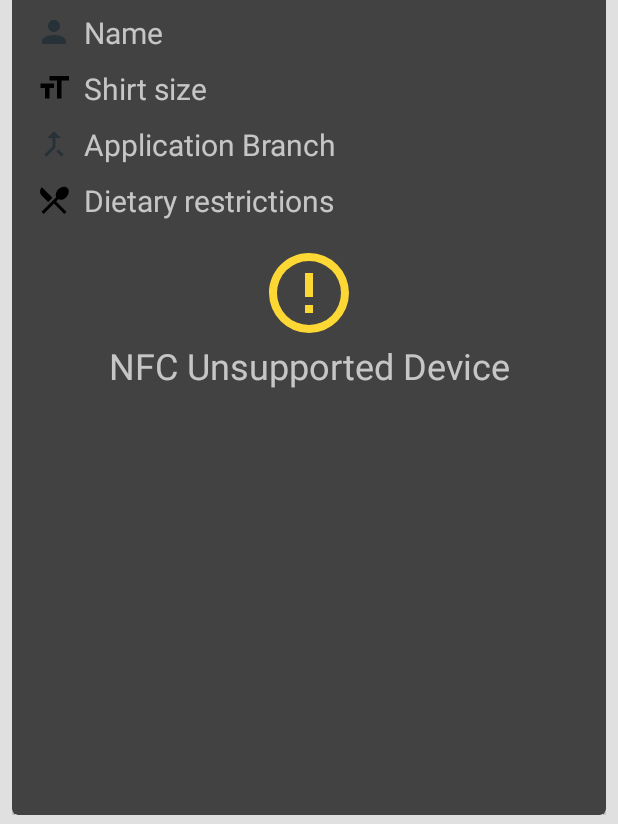
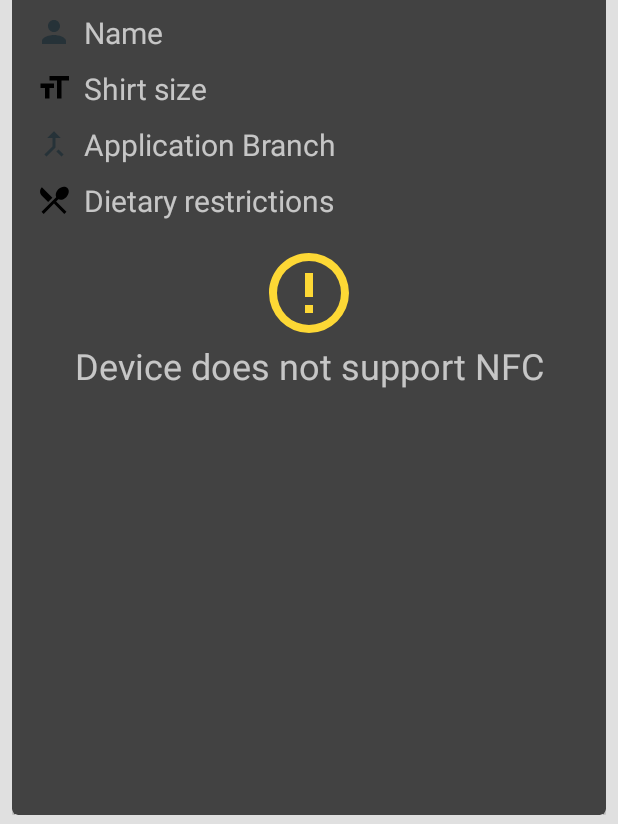
Before and after one commit to HackGT/Checkin-Android, an Android app: the fragment TapFragment placed in its activity, on a phone screen of 412 x 824 dp, the part 412-1236 px from its top. Run offline under Robolectric (Android 15) with nearby library versions, the phone set to English and light mode, and no system bars; libraries missing offline, so code that uses them is left out: com.apollographql.apollo, com.mikepenz.google_material_typeface_library, com.mikepenz.iconics, com.mikepenz.materialdrawer; 24 statements that could not run were skipped.

Commit message:
add nfc status to checkin flow view, fix nfc info visability, sentence strings

```diff
--- a/app/src/main/java/gt/hack/nfc/fragment/CheckinFragment.kt
+++ b/app/src/main/java/gt/hack/nfc/fragment/CheckinFragment.kt
@@ -12,6 +12,7 @@ import android.media.ToneGenerator
 import android.os.AsyncTask
 import android.os.Bundle
 import android.preference.PreferenceManager
+import android.provider.Settings
 import android.support.v4.app.ActivityCompat
 import android.support.v4.app.Fragment
 import android.support.v4.app.FragmentManager
@@ -20,7 +21,7 @@ import android.util.Log
 import android.view.LayoutInflater
 import android.view.View
 import android.view.ViewGroup
-import android.widget.Toast
+import android.widget.*
 
 import com.apollographql.apollo.exception.ApolloException
 import com.google.android.gms.common.ConnectionResult
@@ -37,6 +38,7 @@ import gt.hack.nfc.R
 import gt.hack.nfc.UserGetQuery
 import gt.hack.nfc.util.API
 import gt.hack.nfc.util.CameraSourcePreview
+import gt.hack.nfc.util.NFCHandler
 import kotlinx.coroutines.runBlocking
 
 class CheckinFragment : Fragment() {
@@ -44,6 +46,7 @@ class CheckinFragment : Fragment() {
     private var mCameraSource: CameraSource? = null
     private var mPreview: CameraSourcePreview? = null
     private var foundTag: Boolean = false
+    private var nfcHandler = NFCHandler()
 
     override fun onCreate(savedInstanceState: Bundle?) {
         super.onCreate(savedInstanceState)
@@ -65,6 +68,10 @@ class CheckinFragment : Fragment() {
                               savedInstanceState: Bundle?): View? {
         super.onCreateView(inflater, container, savedInstanceState)
         return inflater.inflate(R.layout.fragment_checkin, container, false)
+    }
+
+    override fun onViewCreated(view: View, savedInstanceState: Bundle?) {
+        super.onViewCreated(view, savedInstanceState)
     }
 
     /**
--- a/app/src/main/java/gt/hack/nfc/fragment/TapFragment.kt
+++ b/app/src/main/java/gt/hack/nfc/fragment/TapFragment.kt
@@ -2,9 +2,6 @@ package gt.hack.nfc.fragment
 
 import java.util.*
 
-import android.app.AlertDialog
-import android.content.DialogInterface
-import android.content.DialogInterface.OnClickListener
 import android.content.Intent
 import android.media.AudioManager
 import android.media.ToneGenerator
@@ -13,7 +10,6 @@ import android.nfc.NdefRecord
 import android.nfc.tech.Ndef
 import android.nfc.NfcAdapter
 import android.nfc.Tag
-import android.os.Build
 import android.os.Bundle
 import android.os.Handler
 
@@ -27,18 +23,18 @@ import android.view.ViewGroup
 import android.widget.*
 import gt.hack.nfc.R
 import gt.hack.nfc.util.API
+import gt.hack.nfc.util.NFCHandler
 import gt.hack.nfc.util.Util
 
 import kotlinx.android.synthetic.main.fragment_tap.*
 import kotlinx.coroutines.runBlocking
 import kotlin.collections.ArrayList
 
-class TapFragment : Fragment(), View.OnClickListener {
+class TapFragment : Fragment() {
 
-  val READER_FLAGS = NfcAdapter.FLAG_READER_NFC_A
     val TAG = "CHECKIN/TAP_FRAGMENT"
     var waitingForTag = true
-  var nfcIsLoaded = false
+    private var nfcHandler = NFCHandler()
 
     companion object {
         fun newInstance(): TapFragment {
@@ -54,22 +50,18 @@ class TapFragment : Fragment(), View.OnClickListener {
         super.onResume()
 
         // in case NFC becomes enabled in settings
-    if (view != null) {
-      loadNFC(view!!)
-    }
+        loadNFC()
     }
 
     override fun onViewCreated(view: View, savedInstanceState: Bundle?) {
         super.onViewCreated(view, savedInstanceState)
-    val uuidRegex = Regex("[0-9a-f]{8}-([0-9a-f]{4}-){3}[0-9a-f]{12}")
         Log.i("checkin-tap", "inside onviewcreated")
         val tagSelect: AutoCompleteTextView = checkin_tag
         val prevTag = tagSelect.text
         tagSelect.setText("Updating tags list...")
         tagSelect.isEnabled = false
 
-    val preferences = PreferenceManager.getDefaultSharedPreferences(activity)
-    var error = false
+        val preferences = PreferenceManager.getDefaultSharedPreferences(context)
         var allTags = runBlocking { API.getTags(preferences) } // TODO: this seems to delay showing this screen, so check that out
         val currentCheckinTags = runBlocking { API.getTags(preferences, true) }
 
@@ -96,7 +88,7 @@ class TapFragment : Fragment(), View.OnClickListener {
         tagSelect.setAdapter(autocomplete)
         tagSelect.setOnFocusChangeListener { v, hasFocus ->
             if (!hasFocus) {
-        Util.hideSoftKeyboard(view, context)
+                Util.hideSoftKeyboard(view, context!!)
             } else {
                 tagSelect.showDropDown() // make sure the suggestions show even if no characters have been entered
             }
@@ -109,56 +101,13 @@ class TapFragment : Fragment(), View.OnClickListener {
             }
         }
 
-    loadNFC(view)
-  }
-
-  fun loadNFC(view: View) {
-
-    val nfcAdapter = NfcAdapter.getDefaultAdapter(context)
-
-    val nfcInfo = view.findViewById<TextView>(R.id.nfcInstructions)
-    val nfcProgressBar = view.findViewById<ProgressBar>(R.id.wait_for_badge_tap)
-    val warningIcon = view.findViewById<ImageView>(R.id.nfc_error)
-    val nfcEnableButton = view.findViewById<Button>(R.id.enable_nfc_button)
-
-    if (nfcAdapter == null) {
-
-      nfcInfo.text = getString(R.string.nfc_unsupported_device)
-
-      nfcProgressBar.visibility = View.GONE
-      warningIcon.visibility = View.VISIBLE
-      nfcEnableButton.visibility = View.GONE
-
-    } else if (!nfcAdapter.isEnabled) {
-
-      nfcInfo.text = getString(R.string.nfc_disabled)
-
-      nfcProgressBar.visibility = View.GONE
-      warningIcon.visibility = View.VISIBLE
-      nfcEnableButton.visibility = View.VISIBLE
-
-      nfcEnableButton.setOnClickListener(this)
-
-    } else {
-
-      nfcInfo.text = getString(R.string.nfc_ready)
-
-      nfcProgressBar.visibility = View.VISIBLE
-      warningIcon.visibility = View.GONE
-      nfcEnableButton.visibility = View.GONE
-
-      // prevents being called multiple times if it is already enabled in reader mode
-      if (nfcIsLoaded) {
-        return
-      }
-
+        nfcHandler.activity = activity
+        nfcHandler.context = context
+        nfcHandler.callback = NfcAdapter.ReaderCallback { tag: Tag ->
             val uuidRegex = Regex("[0-9a-f]{8}-([0-9a-f]{4}-){3}[0-9a-f]{12}")
             val tagSelect: AutoCompleteTextView = checkin_tag
             val preferences = PreferenceManager.getDefaultSharedPreferences(activity)
 
-      nfcIsLoaded = true
-
-      nfcAdapter.enableReaderMode(activity, { tag: Tag ->
             if (waitingForTag) {
                 waitingForTag = false
                 // get the latest read tag
@@ -214,19 +163,13 @@ class TapFragment : Fragment(), View.OnClickListener {
 
             }
 
-      }, READER_FLAGS, null)
         }
 
+        loadNFC()
     }
 
-  override fun onClick(view: View?) {
-    if (view == null) {
-      return
-    }
-
-    if (view!!.id == R.id.enable_nfc_button) {
-      startActivity(Intent(Settings.ACTION_NFC_SETTINGS))
-    }
+    fun loadNFC() {
+        nfcHandler.loadNFC(nfcInstructions, wait_for_badge_tap, nfc_error, enable_nfc_button)
     }
 
     fun drawCheckInFinish(checkInData: CheckInData, tagName: String) {
@@ -277,11 +220,12 @@ class TapFragment : Fragment(), View.OnClickListener {
                 userShirtSize.text = userShirtSizeVal
                 try {
                     userDietaryRestrictions.text = userDietaryRestrictionsVal?.substring(1)?.dropLast(1)
-        } catch (e : StringIndexOutOfBoundsException) {
+                } catch (e: StringIndexOutOfBoundsException) {
                     userDietaryRestrictions.text = ""
                 }
 
                 waitingForBadge.visibility = View.GONE
+                nfcInstructions.visibility = View.GONE
             }
 
             if (validOperation) {
@@ -306,6 +250,7 @@ class TapFragment : Fragment(), View.OnClickListener {
             val badgeTapped = badge_tapped
 
             waitingForBadge.visibility = View.GONE
+            nfcInstructions.visibility = View.GONE
 
             if (validTag) {
                 badgeTapped.visibility = View.VISIBLE
@@ -320,15 +265,17 @@ class TapFragment : Fragment(), View.OnClickListener {
 
             Handler().postDelayed({
                 waitingForBadge.visibility = View.VISIBLE
+                nfcInstructions.visibility = View.VISIBLE
+
                 badgeTapped.visibility = View.GONE
                 invalid_tap.visibility = View.GONE
                 invalid_tap_msg.visibility = View.GONE
+
                 waitingForTag = true
             }, duration)
         }
     }
 
 
-
     data class CheckInData(val userInfo: UserFragment?, val currentTags: HashMap<String, TagFragment>?, val newTags: HashMap<String, TagFragment>)
 }
--- /dev/null
+++ b/app/src/main/java/gt/hack/nfc/util/NFCHandler.kt
@@ -0,0 +1,70 @@
+package gt.hack.nfc.util
+
+import android.app.Activity
+import android.content.Context
+import android.content.Intent
+import android.nfc.NfcAdapter
+import android.provider.Settings
+import android.view.View
+import android.widget.*
+import gt.hack.nfc.R
+import gt.hack.nfc.fragment.CheckinFlowFragment
+
+class NFCHandler: View.OnClickListener {
+
+    var nfcIsLoaded = false
+    var callback: NfcAdapter.ReaderCallback? = null
+    var activity: Activity? = null
+    var context: Context? = null
+
+    // given UI elements, will configure the UI and run the required functions for hiding/showing errors and buttons
+    fun loadNFC(info: TextView, progressBar: ProgressBar, warningIcon: ImageView, enableButton: Button) {
+        val nfcAdapter = NfcAdapter.getDefaultAdapter(context)
+
+        if (nfcAdapter == null) {
+
+            info.text = context?.getString(R.string.nfc_unsupported_device)
+
+            progressBar.visibility = View.GONE
+            warningIcon.visibility = View.VISIBLE
+            enableButton.visibility = View.GONE
+
+        } else if (!nfcAdapter.isEnabled) {
+
+            info.text = context?.getString(R.string.nfc_disabled)
+
+            progressBar.visibility = View.GONE
+            warningIcon.visibility = View.VISIBLE
+            enableButton.visibility = View.VISIBLE
+
+            enableButton.setOnClickListener(this)
+
+        } else {
+
+            info.text = context?.getString(R.string.nfc_ready)
+
+            progressBar.visibility = View.VISIBLE
+            warningIcon.visibility = View.GONE
+            enableButton.visibility = View.GONE
+
+            if (nfcIsLoaded) {
+                return
+            }
+
+            nfcIsLoaded = true
+
+            nfcAdapter.enableReaderMode(activity, callback, CheckinFlowFragment.READER_FLAGS, null)
+        }
+    }
+
+    override fun onClick(view: View?) {
+        if (view == null) {
+            return
+        }
+
+        if (view.id == R.id.enable_nfc_button) {
+            context?.startActivity(Intent(Settings.ACTION_NFC_SETTINGS))
+        }
+    }
+
+}
--- a/app/src/main/res/values/strings.xml
+++ b/app/src/main/res/values/strings.xml
@@ -42,7 +42,7 @@
     <string name="user_already_checked_in">User already checked in for this tag</string>
     <string name="user_already_checked_out">User already checked out for this tag</string>
     <string name="cannot_checkout_not_checked_in">Cannot checkout - user is not checked in</string>
-    <string name="nfc_unsupported_device">NFC Unsupported Device</string>
-    <string name="nfc_disabled">NFC Disabled</string>
+    <string name="nfc_unsupported_device">Device does not support NFC</string>
+    <string name="nfc_disabled">NFC is currently disabled</string>
     <string name="nfc_ready">Waiting for badge...</string>
 </resources>
```
Also changed, not shown: app/src/main/java/gt/hack/nfc/fragment/CheckinFlowFragment.java (+26 -8 lines), app/src/main/res/layout/fragment_checkin_confirm.xml (+34 -0 lines). Lines whose indentation alone changed are shown as unchanged.
